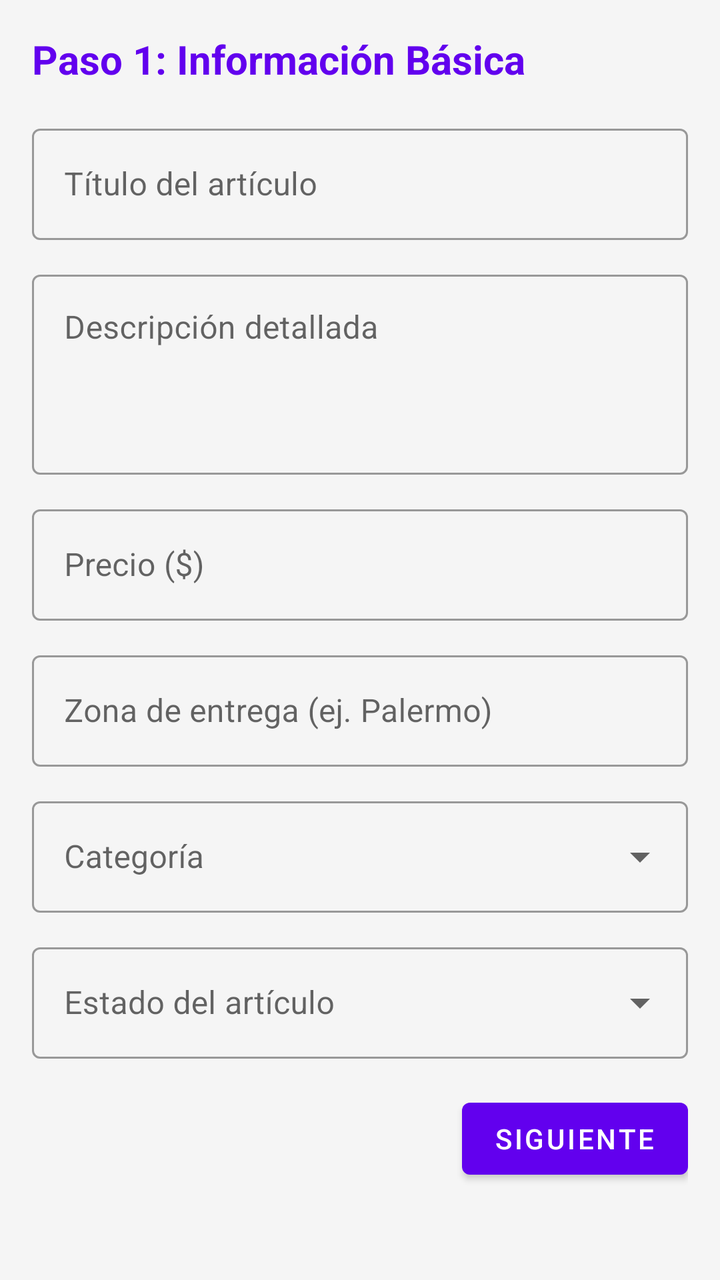
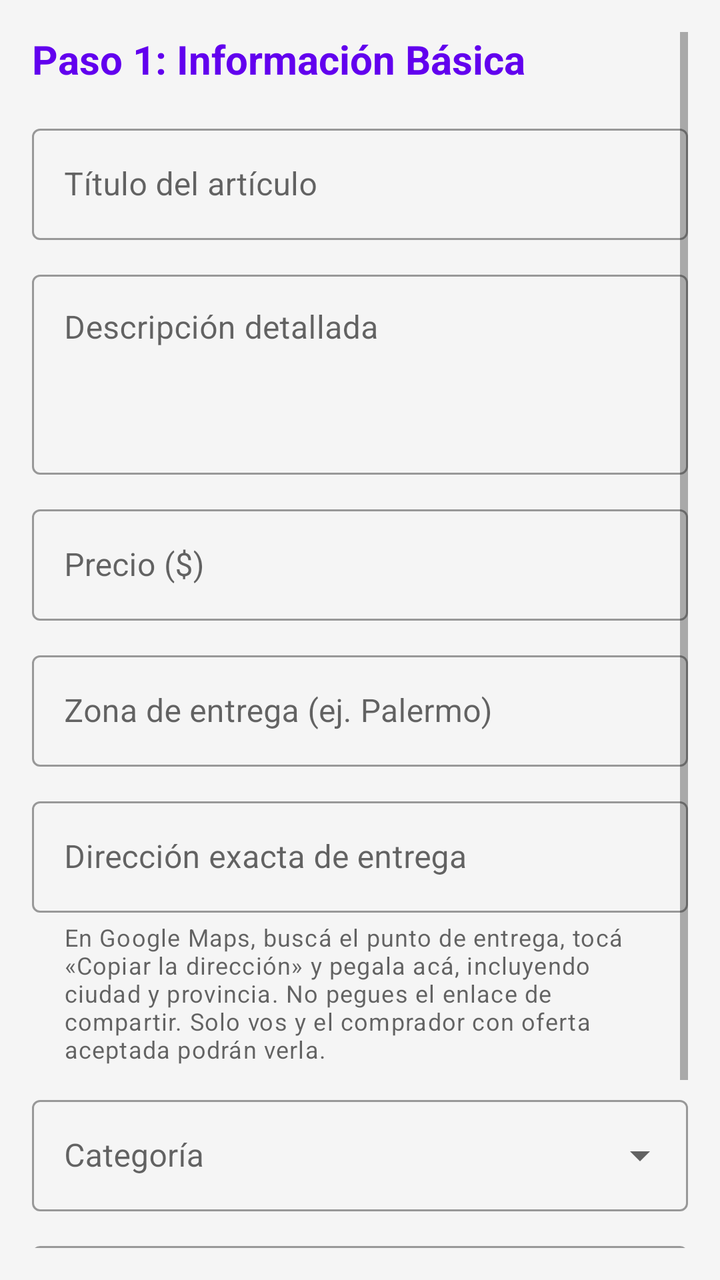

Compare the two renders of this Android layout. The source of the first and the diff that turns it into the second are given below.
<!-- AndroidManifest.xml: application theme Theme.TPRondaGrupo2 -->
<!-- res/layout/fragment_publish_wizard.xml -->
<?xml version="1.0" encoding="utf-8"?>
<ScrollView xmlns:android="http://schemas.android.com/apk/res/android"
    android:layout_width="match_parent"
    android:layout_height="match_parent"
    android:fillViewport="true"
    android:padding="16dp">

    <LinearLayout
        android:layout_width="match_parent"
        android:layout_height="wrap_content"
        android:orientation="vertical">

        <TextView
            android:id="@+id/tvStepTitle"
            android:layout_width="wrap_content"
            android:layout_height="wrap_content"
            android:text="Paso 1: Información Básica"
            android:textSize="20sp"
            android:textStyle="bold"
            android:textColor="?attr/colorPrimary"
            android:layout_marginBottom="16dp" />

        
        <LinearLayout
            android:id="@+id/layoutStep1"
            android:layout_width="match_parent"
            android:layout_height="wrap_content"
            android:orientation="vertical">

            <com.google.android.material.textfield.TextInputLayout
                android:layout_width="match_parent"
                android:layout_height="wrap_content"
                android:layout_marginBottom="12dp"
                style="@style/Widget.MaterialComponents.TextInputLayout.OutlinedBox">
                <com.google.android.material.textfield.TextInputEditText
                    android:id="@+id/etTitle"
                    android:layout_width="match_parent"
                    android:layout_height="wrap_content"
                    android:hint="Título del artículo" />
            </com.google.android.material.textfield.TextInputLayout>

            <com.google.android.material.textfield.TextInputLayout
                android:layout_width="match_parent"
                android:layout_height="wrap_content"
                android:layout_marginBottom="12dp"
                style="@style/Widget.MaterialComponents.TextInputLayout.OutlinedBox">
                <com.google.android.material.textfield.TextInputEditText
                    android:id="@+id/etDescription"
                    android:layout_width="match_parent"
                    android:layout_height="100dp"
                    android:gravity="top|start"
                    android:inputType="textMultiLine"
                    android:hint="Descripción detallada" />
            </com.google.android.material.textfield.TextInputLayout>

            <com.google.android.material.textfield.TextInputLayout
                android:layout_width="match_parent"
                android:layout_height="wrap_content"
                android:layout_marginBottom="12dp"
                style="@style/Widget.MaterialComponents.TextInputLayout.OutlinedBox">
                <com.google.android.material.textfield.TextInputEditText
                    android:id="@+id/etPrice"
                    android:layout_width="match_parent"
                    android:layout_height="wrap_content"
                    android:inputType="numberDecimal"
                    android:hint="Precio ($)" />
            </com.google.android.material.textfield.TextInputLayout>

            <com.google.android.material.textfield.TextInputLayout
                android:layout_width="match_parent"
                android:layout_height="wrap_content"
                android:layout_marginBottom="12dp"
                style="@style/Widget.MaterialComponents.TextInputLayout.OutlinedBox">
                <com.google.android.material.textfield.TextInputEditText
                    android:id="@+id/etLocation"
                    android:layout_width="match_parent"
                    android:layout_height="wrap_content"
                    android:hint="Zona de entrega (ej. Palermo)" />
            </com.google.android.material.textfield.TextInputLayout>

            <com.google.android.material.textfield.TextInputLayout
                android:layout_width="match_parent"
                android:layout_height="wrap_content"
                android:layout_marginBottom="12dp"
                style="@style/Widget.MaterialComponents.TextInputLayout.OutlinedBox.ExposedDropdownMenu">
                <AutoCompleteTextView
                    android:id="@+id/autoCompleteCategory"
                    android:layout_width="match_parent"
                    android:layout_height="wrap_content"
                    android:inputType="none"
                    android:hint="Categoría" />
            </com.google.android.material.textfield.TextInputLayout>

            <com.google.android.material.textfield.TextInputLayout
                android:layout_width="match_parent"
                android:layout_height="wrap_content"
                android:layout_marginBottom="16dp"
                style="@style/Widget.MaterialComponents.TextInputLayout.OutlinedBox.ExposedDropdownMenu">
                <AutoCompleteTextView
                    android:id="@+id/autoCompleteStatus"
                    android:layout_width="match_parent"
                    android:layout_height="wrap_content"
                    android:inputType="none"
                    android:hint="Estado del artículo" />
            </com.google.android.material.textfield.TextInputLayout>
        </LinearLayout>

        
        <LinearLayout
            android:id="@+id/layoutStep2"
            android:layout_width="match_parent"
            android:layout_height="wrap_content"
            android:orientation="vertical"
            android:visibility="gone">

            <Button
                android:id="@+id/btnSelectPhoto"
                android:layout_width="match_parent"
                android:layout_height="wrap_content"
                android:text="Seleccionar Foto de la Galería"
                android:layout_marginBottom="12dp" />

            <com.google.android.material.textfield.TextInputLayout
                android:layout_width="match_parent"
                android:layout_height="wrap_content"
                android:layout_marginBottom="12dp"
                style="@style/Widget.MaterialComponents.TextInputLayout.OutlinedBox">
                <com.google.android.material.textfield.TextInputEditText
                    android:id="@+id/etImageUrl"
                    android:layout_width="match_parent"
                    android:layout_height="wrap_content"
                    android:hint="O ingrese URL de imagen" />
            </com.google.android.material.textfield.TextInputLayout>

            <TextView
                android:id="@+id/tvImageStatus"
                android:layout_width="wrap_content"
                android:layout_height="wrap_content"
                android:text="0 fotos seleccionadas"
                android:textColor="@android:color/darker_gray"
                android:layout_marginBottom="16dp" />
        </LinearLayout>

        
        <LinearLayout
            android:id="@+id/layoutStep3"
            android:layout_width="match_parent"
            android:layout_height="wrap_content"
            android:orientation="vertical"
            android:visibility="gone">

            <TextView
                android:layout_width="wrap_content"
                android:layout_height="wrap_content"
                android:text="Revisa los datos antes de publicar:"
                android:textStyle="bold"
                android:layout_marginBottom="8dp" />

            <TextView
                android:id="@+id/tvReviewSummary"
                android:layout_width="match_parent"
                android:layout_height="wrap_content"
                android:text="Resumen..."
                android:padding="8dp"
                android:background="?attr/colorSurface"
                android:layout_marginBottom="16dp" />
        </LinearLayout>

        
        <LinearLayout
            android:layout_width="match_parent"
            android:layout_height="wrap_content"
            android:orientation="horizontal"
            android:gravity="end">

            <Button
                android:id="@+id/btnBack"
                android:layout_width="wrap_content"
                android:layout_height="wrap_content"
                style="@style/Widget.MaterialComponents.Button.TextButton"
                android:text="Anterior"
                android:visibility="gone"
                android:layout_marginEnd="8dp" />

            <Button
                android:id="@+id/btnNext"
                android:layout_width="wrap_content"
                android:layout_height="wrap_content"
                android:text="Siguiente" />
        </LinearLayout>

    </LinearLayout>
</ScrollView>
<!-- resources referenced by this layout -->
<resources>
  <style name="Theme.TPRondaGrupo2" parent="Theme.MaterialComponents.DayNight.NoActionBar">
          
          <item name="colorPrimary">@color/purple_500</item>
          <item name="colorPrimaryVariant">@color/purple_700</item>
          <item name="colorOnPrimary">@color/white</item>
          
          <item name="colorSecondary">@color/teal_200</item>
          <item name="colorSecondaryVariant">@color/teal_700</item>
          <item name="colorOnSecondary">@color/black</item>
          
          <item name="android:statusBarColor">?attr/colorPrimaryVariant</item>
          
          <item name="colorSurface">@color/white</item>
          <item name="colorOnSurface">@color/black</item>
          <item name="android:colorBackground">#F5F5F5</item>
          <item name="colorOnBackground">@color/black</item>
          <item name="android:windowBackground">?android:attr/colorBackground</item>
      </style>
  <color name="purple_500">#FF6200EE</color>
  <color name="purple_700">#FF3700B3</color>
  <color name="white">#FFFFFFFF</color>
  <color name="teal_200">#FF03DAC5</color>
  <color name="teal_700">#FF018786</color>
  <color name="black">#FF000000</color>
</resources>

<!-- the commit's change to res/layout/fragment_publish_wizard.xml (unified diff, before → after) -->
@@ -1,5 +1,6 @@
 <?xml version="1.0" encoding="utf-8"?>
 <ScrollView xmlns:android="http://schemas.android.com/apk/res/android"
+    xmlns:app="http://schemas.android.com/apk/res-auto"
     android:layout_width="match_parent"
     android:layout_height="match_parent"
     android:fillViewport="true"
@@ -82,6 +83,21 @@
                 android:layout_width="match_parent"
                 android:layout_height="wrap_content"
                 android:layout_marginBottom="12dp"
+                app:helperText="@string/delivery_address_help"
+                style="@style/Widget.MaterialComponents.TextInputLayout.OutlinedBox">
+                <com.google.android.material.textfield.TextInputEditText
+                    android:id="@+id/etDeliveryAddress"
+                    android:layout_width="match_parent"
+                    android:layout_height="wrap_content"
+                    android:inputType="textPostalAddress|textMultiLine"
+                    android:maxLength="255"
+                    android:hint="@string/delivery_address_label" />
+            </com.google.android.material.textfield.TextInputLayout>
+
+            <com.google.android.material.textfield.TextInputLayout
+                android:layout_width="match_parent"
+                android:layout_height="wrap_content"
+                android:layout_marginBottom="12dp"
                 style="@style/Widget.MaterialComponents.TextInputLayout.OutlinedBox.ExposedDropdownMenu">
                 <AutoCompleteTextView
                     android:id="@+id/autoCompleteCategory"
<!-- resource entries referenced after the edit -->
@@ -1,5 +1,7 @@
 <!-- resources referenced by this layout -->
 <resources>
+  <string name="delivery_address_help">En Google Maps, buscá el punto de entrega, tocá «Copiar la dirección» y pegala acá, incluyendo ciudad y provincia. No pegues el enlace de compartir. Solo vos y el comprador con oferta aceptada podrán verla.</string>
+  <string name="delivery_address_label">Dirección exacta de entrega</string>
   <style name="Theme.TPRondaGrupo2" parent="Theme.MaterialComponents.DayNight.NoActionBar">
           
           <item name="colorPrimary">@color/purple_500</item>
